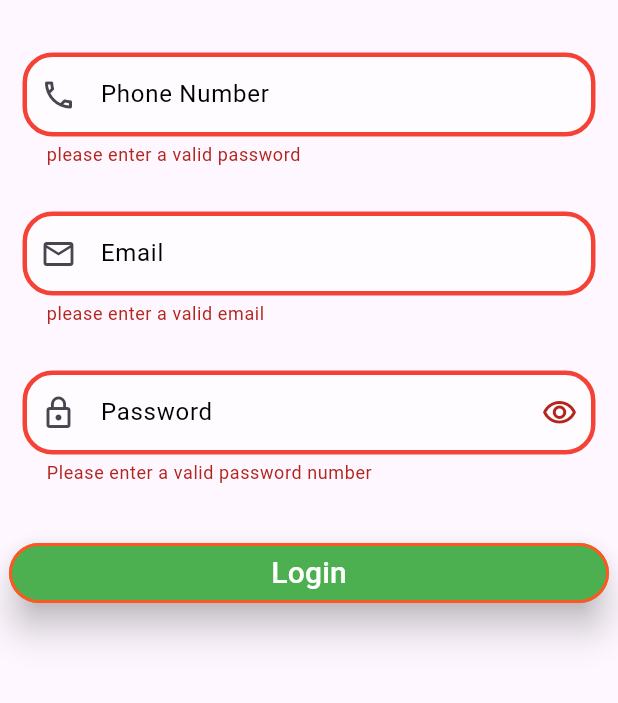
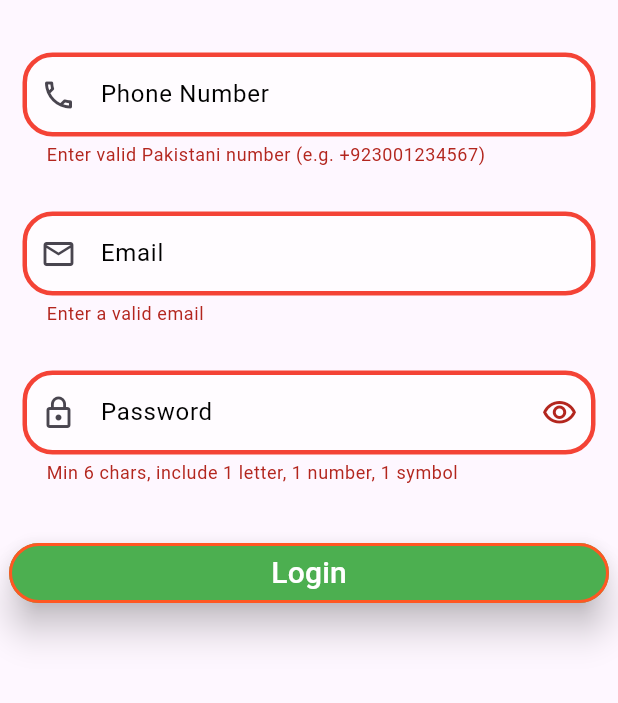
Before and after one commit to ZohaibSaraj12/Form-Validation-Flutter, a Flutter app: the screen it shows after launch, after a tap on "Login", on a phone screen of 412 x 824 dp, the part 84-787 px from its top. Run offline on Flutter 3.47's test engine with Material 3 defaults, Android fonts, the phone set to English and light mode, and no system bars.

Commit message:
feat: Add email and phone validation using regex Used regex pattern for Pakistani phone format Added proper error messages Applied to all three fields

```diff
--- /dev/null
+++ b/lib/screens/home/functions.dart
@@ -0,0 +1,27 @@
+String? validateEmail(String? value) {
+  String pattern = r'^[\w-\.]+@([\w-]+\.)+[\w-]{2,4}$';
+  RegExp regex = RegExp(pattern);
+  if (value == null || value.isEmpty || !regex.hasMatch(value)) {
+    return 'Enter a valid email';
+  }
+  return null;
+}
+
+String? validatePhone(String? value) {
+  String pattern = r'^\+923\d{9}$';
+  RegExp regex = RegExp(pattern);
+  if (value == null || value.isEmpty || !regex.hasMatch(value)) {
+    return 'Enter valid Pakistani number (e.g. +923001234567)';
+  }
+  return null;
+}
+
+
+String? validatePassword(String? value) {
+  String pattern = r'^(?=.*[A-Za-z])(?=.*\d)(?=.*[^A-Za-z\d])[A-Za-z\d\W]{6,}$';
+  RegExp regex = RegExp(pattern);
+  if (value == null || value.isEmpty || !regex.hasMatch(value)) {
+    return 'Min 6 chars, include 1 letter, 1 number, 1 symbol';
+  }
+  return null;
+}
--- a/lib/screens/home/home_screen.dart
+++ b/lib/screens/home/home_screen.dart
@@ -1,4 +1,5 @@
 import 'package:flutter/material.dart';
+import 'package:form_validation_flutter/screens/home/functions.dart';
 
 class HomeScreen extends StatefulWidget {
   const HomeScreen({super.key});
@@ -67,18 +68,7 @@ class _HomeScreenState extends State<HomeScreen> {
                   ),
                 ),
 
-                validator: (value) {
-                  if (value == null || value.isEmpty) {
-                    return "please enter a valid password";
-                  }
-                  if (!value.contains("+")) {
-                    return "please enter country code with (+)";
-                  }
-                  if (value.length < 13) {
-                    return "please enter 13 digits format (+92XXXXXXXXXX)";
-                  }
-                  return null;
-                },
+                validator: validatePhone,
               ),
             ),
             Padding(
@@ -113,18 +103,7 @@ class _HomeScreenState extends State<HomeScreen> {
                   ),
                 ),
 
-                validator: (value) {
-                  if (value == null || value.isEmpty) {
-                    return "please enter a valid email";
-                  }
-                  if (!value.contains("@")) {
-                    return "you are missing @ enter a valid email";
-                  }
-                  if (!value.contains("gmail")) {
-                    return "you are missing gmail word";
-                  }
-                  return null;
-                },
+               validator: validateEmail,
               ),
             ),
             Padding(
@@ -174,12 +153,7 @@ class _HomeScreenState extends State<HomeScreen> {
                   ),
                 ),
 
-                validator: (password) {
-                  if (password == null || password.isEmpty) {
-                     return "Please enter a valid password number";
-                   }
-                   return null;
-                },
+                validator: validatePassword,
               ),
             ),
             SizedBox(height: 20.0),
```
